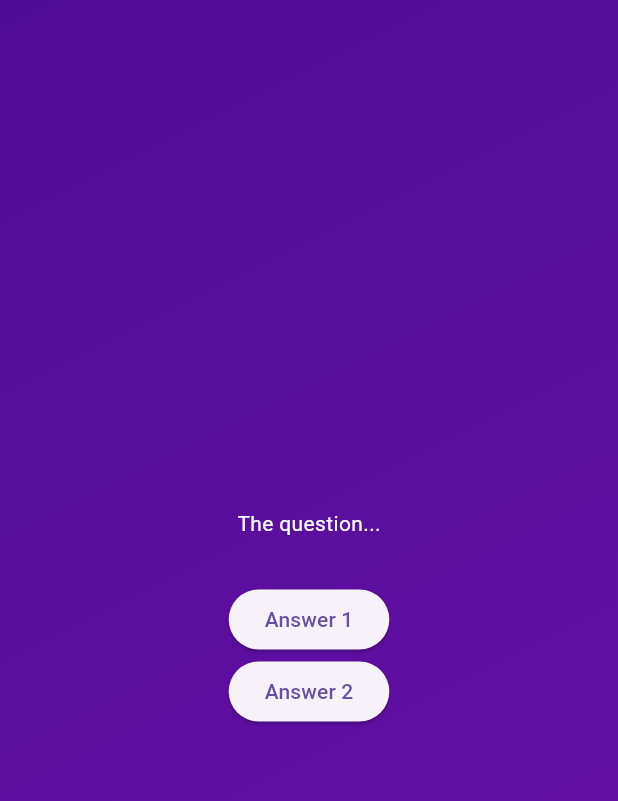
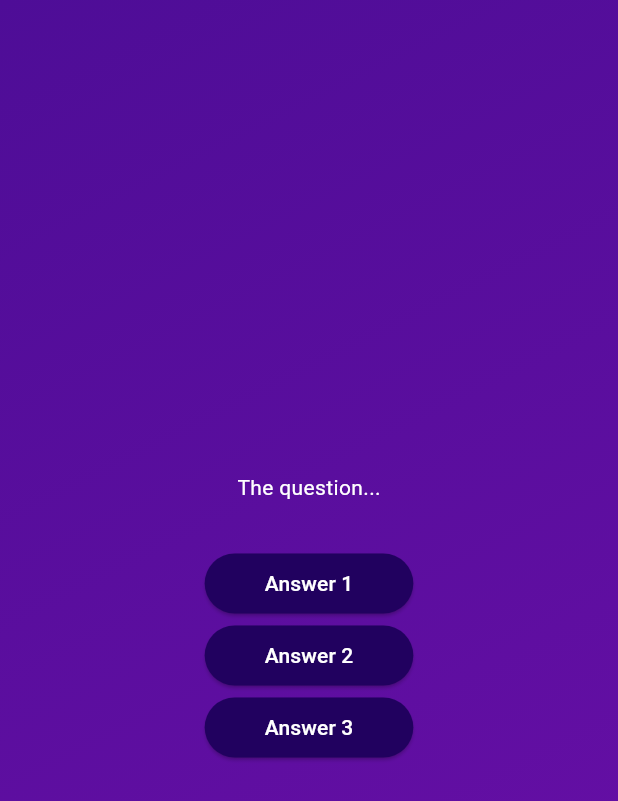
Before and after one commit to evanz1215/flutter_quiz_app, a Flutter app: the screen it shows after launch, after a tap on "Start Quiz", on a phone screen of 412 x 824 dp. Shown: the top 801 px of the screen. Run offline on Flutter 3.47's test engine with Material 3 defaults, Android fonts, the phone set to English and light mode, and no system bars.

Commit message:
調整answer按鈕樣式

```diff
--- a/lib/answer_button.dart
+++ b/lib/answer_button.dart
@@ -10,7 +10,14 @@ class AnswerButton extends StatelessWidget {
   Widget build(BuildContext context) {
     return ElevatedButton(
       onPressed: onTap,
-      style: ElevatedButton.styleFrom(),
+      style: ElevatedButton.styleFrom(
+        padding: const EdgeInsets.symmetric(vertical: 10, horizontal: 40),
+        backgroundColor: const Color.fromARGB(255, 33, 1, 95),
+        foregroundColor: Colors.white,
+        shape: RoundedRectangleBorder(
+          borderRadius: BorderRadius.circular(40.0),
+        ),
+      ),
       child: Text(answerText),
     );
   }
--- a/lib/questions_screen.dart
+++ b/lib/questions_screen.dart
@@ -32,6 +32,10 @@ class _QuestionsScreenState extends State<QuestionsScreen> {
             answerText: 'Answer 2',
             onTap: () {},
           ),
+          AnswerButton(
+            answerText: 'Answer 3',
+            onTap: () {},
+          ),
         ],
       ),
     );
```
